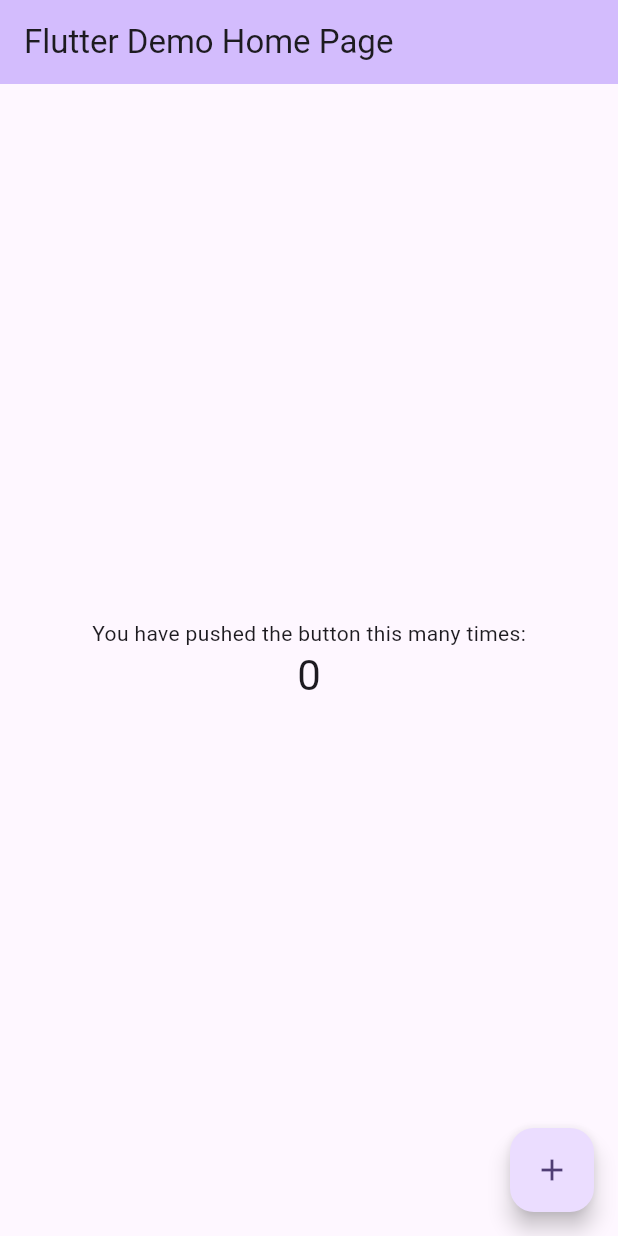
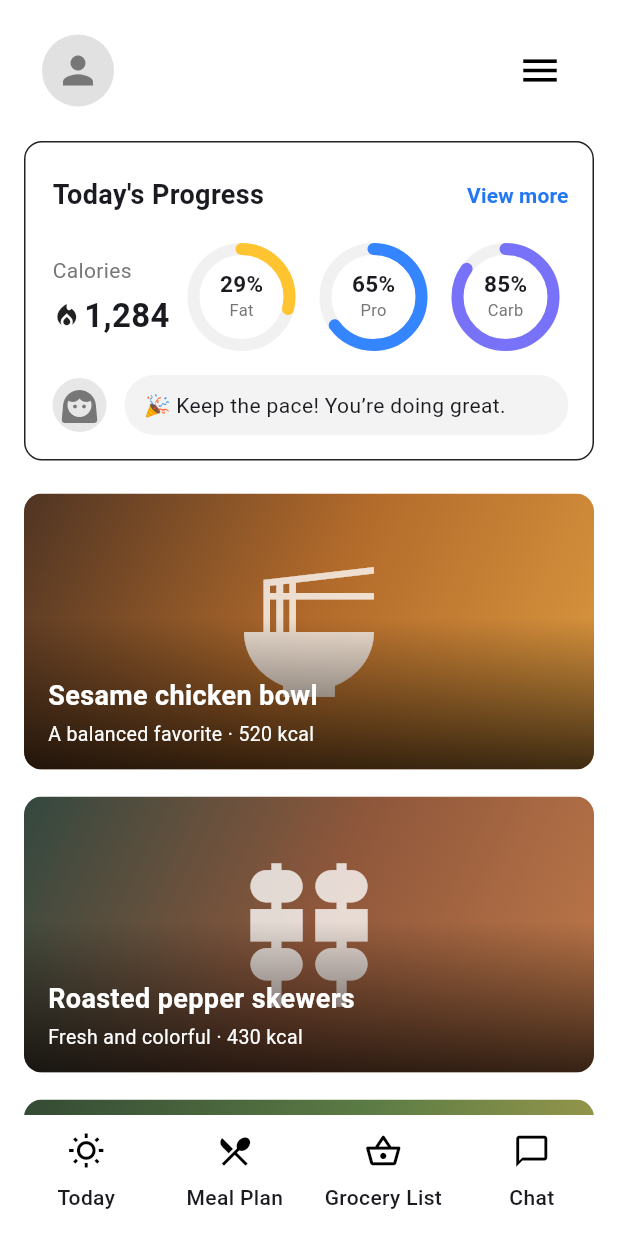
Before and after one commit to norbinorbert/MealPlanner, a Flutter app: the screen it shows after launch, on a phone screen of 412 x 824 dp. Run offline on Flutter 3.47's test engine with Material 3 defaults, Android fonts, the phone set to English and light mode, and no system bars; our stand-ins replace material_ui.

Commit message:
add home screen with mocked data

```diff
--- /dev/null
+++ b/lib/features/home/home_screen.dart
@@ -0,0 +1,417 @@
+import 'package:material_ui/material_ui.dart';
+
+class HomeScreen extends StatelessWidget {
+  const HomeScreen({super.key});
+
+  static const _recipes = <_Recipe>[
+    _Recipe(
+      title: 'Sesame chicken bowl',
+      subtitle: 'A balanced favorite · 520 kcal',
+      colors: [Color(0xFF4F3423), Color(0xFFB36B2B), Color(0xFFDD9A40)],
+      icon: Icons.ramen_dining,
+    ),
+    _Recipe(
+      title: 'Roasted pepper skewers',
+      subtitle: 'Fresh and colorful · 430 kcal',
+      colors: [Color(0xFF33483F), Color(0xFF8F573B), Color(0xFFC17A4A)],
+      icon: Icons.kebab_dining,
+    ),
+    _Recipe(
+      title: 'Green garden salad',
+      subtitle: 'Light lunch · 360 kcal',
+      colors: [Color(0xFF344A34), Color(0xFF5C7C45), Color(0xFFB1A34C)],
+      icon: Icons.eco_outlined,
+    ),
+  ];
+
+  @override
+  Widget build(BuildContext context) {
+    return Scaffold(
+      body: SafeArea(
+        child: Column(
+          children: [
+            const _HomeToolbar(),
+            const Padding(
+              padding: EdgeInsets.symmetric(horizontal: 16),
+              child: _ProgressCard(),
+            ),
+            Expanded(
+              child: ListView.separated(
+                padding: const EdgeInsets.fromLTRB(16, 22, 16, 18),
+                itemCount: _recipes.length,
+                separatorBuilder: (context, index) =>
+                    const SizedBox(height: 18),
+                itemBuilder: (context, index) =>
+                    _RecipeCard(recipe: _recipes[index]),
+              ),
+            ),
+            const _HomeNavigation(),
+          ],
+        ),
+      ),
+    );
+  }
+}
+
+class _HomeToolbar extends StatelessWidget {
+  const _HomeToolbar();
+
+  @override
+  Widget build(BuildContext context) {
+    return SizedBox(
+      height: 94,
+      child: Padding(
+        padding: const EdgeInsets.symmetric(horizontal: 28),
+        child: Row(
+          mainAxisAlignment: MainAxisAlignment.spaceBetween,
+          children: [
+            const CircleAvatar(
+              radius: 24,
+              backgroundColor: Color(0xFFE1E1E1),
+              child: Icon(Icons.person, color: Color(0xFF777777), size: 30),
+            ),
+            IconButton(
+              onPressed: () {},
+              icon: const Icon(Icons.menu, size: 30),
+              tooltip: 'Menu',
+              color: Colors.black,
+            ),
+          ],
+        ),
+      ),
+    );
+  }
+}
+
+class _ProgressCard extends StatelessWidget {
+  const _ProgressCard();
+
+  @override
+  Widget build(BuildContext context) {
+    return Container(
+      padding: const EdgeInsets.fromLTRB(18, 19, 16, 16),
+      decoration: BoxDecoration(
+        color: Colors.white,
+        border: Border.all(color: const Color(0xFF222222)),
+        borderRadius: BorderRadius.circular(12),
+      ),
+      child: Column(
+        children: [
+          Row(
+            children: [
+              const Expanded(
+                child: Text(
+                  "Today's Progress",
+                  style: TextStyle(fontSize: 18, fontWeight: FontWeight.w700),
+                ),
+              ),
+              TextButton(
+                onPressed: () {},
+                style: TextButton.styleFrom(
+                  foregroundColor: const Color(0xFF2477F3),
+                  padding: EdgeInsets.zero,
+                  minimumSize: const Size(0, 32),
+                  tapTargetSize: MaterialTapTargetSize.shrinkWrap,
+                ),
+                child: const Text(
+                  'View more',
+                  style: TextStyle(fontSize: 14, fontWeight: FontWeight.w600),
+                ),
+              ),
+            ],
+          ),
+          const SizedBox(height: 18),
+          const Row(
+            children: [
+              SizedBox(width: 80, child: _CaloriesAmount()),
+              SizedBox(width: 4),
+              Expanded(
+                child: _MacroProgress(
+                  percent: 29,
+                  label: 'Fat',
+                  color: Color(0xFFFFC42F),
+                ),
+              ),
+              SizedBox(width: 4),
+              Expanded(
+                child: _MacroProgress(
+                  percent: 65,
+                  label: 'Pro',
+                  color: Color(0xFF3485FF),
+                ),
+              ),
+              SizedBox(width: 4),
+              Expanded(
+                child: _MacroProgress(
+                  percent: 85,
+                  label: 'Carb',
+                  color: Color(0xFF7772F7),
+                ),
+              ),
+            ],
+          ),
+          const SizedBox(height: 18),
+          Row(
+            children: [
+              const CircleAvatar(
+                radius: 18,
+                backgroundColor: Color(0xFFE7E7E7),
+                child: Icon(Icons.face_3, size: 24, color: Color(0xFF777777)),
+              ),
+              const SizedBox(width: 12),
+              Expanded(
+                child: Container(
+                  padding: const EdgeInsets.symmetric(
+                    horizontal: 13,
+                    vertical: 10,
+                  ),
+                  decoration: BoxDecoration(
+                    color: const Color(0xFFF3F3F3),
+                    borderRadius: BorderRadius.circular(24),
+                  ),
+                  child: const Text(
+                    '🎉 Keep the pace! You’re doing great.',
+                    maxLines: 1,
+                    overflow: TextOverflow.ellipsis,
+                    style: TextStyle(fontSize: 14),
+                  ),
+                ),
+              ),
+            ],
+          ),
+        ],
+      ),
+    );
+  }
+}
+
+class _CaloriesAmount extends StatelessWidget {
+  const _CaloriesAmount();
+
+  @override
+  Widget build(BuildContext context) {
+    return const Column(
+      crossAxisAlignment: CrossAxisAlignment.start,
+      children: [
+        Text(
+          'Calories',
+          style: TextStyle(fontSize: 14, color: Color(0xFF777777)),
+        ),
+        SizedBox(height: 5),
+        Row(
+          children: [
+            Icon(Icons.local_fire_department, size: 19),
+            SizedBox(width: 2),
+            Flexible(
+              child: FittedBox(
+                fit: BoxFit.scaleDown,
+                alignment: Alignment.centerLeft,
+                child: Text(
+                  '1,284',
+                  style: TextStyle(fontSize: 22, fontWeight: FontWeight.w700),
+                ),
+              ),
+            ),
+          ],
+        ),
+      ],
+    );
+  }
+}
+
+class _MacroProgress extends StatelessWidget {
+  const _MacroProgress({
+    required this.percent,
+    required this.label,
+    required this.color,
+  });
+
+  final int percent;
+  final String label;
+  final Color color;
+
+  @override
+  Widget build(BuildContext context) {
+    return SizedBox(
+      width: 64,
+      height: 68,
+      child: Stack(
+        alignment: Alignment.center,
+        children: [
+          SizedBox(
+            width: 64,
+            height: 64,
+            child: CircularProgressIndicator(
+              value: percent / 100,
+              strokeWidth: 8,
+              strokeCap: StrokeCap.round,
+              backgroundColor: const Color(0xFFF1F1F1),
+              color: color,
+            ),
+          ),
+          Column(
+            mainAxisSize: MainAxisSize.min,
+            children: [
+              Text(
+                '$percent%',
+                style: const TextStyle(
+                  fontSize: 15,
+                  height: 1.1,
+                  fontWeight: FontWeight.w700,
+                ),
+              ),
+              Text(
+                label,
+                style: const TextStyle(fontSize: 11, color: Color(0xFF777777)),
+              ),
+            ],
+          ),
+        ],
+      ),
+    );
+  }
+}
+
+class _Recipe {
+  const _Recipe({
+    required this.title,
+    required this.subtitle,
+    required this.colors,
+    required this.icon,
+  });
+
+  final String title;
+  final String subtitle;
+  final List<Color> colors;
+  final IconData icon;
+}
+
+class _RecipeCard extends StatelessWidget {
+  const _RecipeCard({required this.recipe});
+
+  final _Recipe recipe;
+
+  @override
+  Widget build(BuildContext context) {
+    return Material(
+      borderRadius: BorderRadius.circular(12),
+      clipBehavior: Clip.antiAlias,
+      child: InkWell(
+        onTap: () {},
+        child: Ink(
+          height: 184,
+          decoration: BoxDecoration(
+            gradient: LinearGradient(
+              begin: Alignment.topLeft,
+              end: Alignment.bottomRight,
+              colors: recipe.colors,
+            ),
+          ),
+          child: Stack(
+            fit: StackFit.expand,
+            children: [
+              Center(
+                child: Icon(
+                  recipe.icon,
+                  size: 104,
+                  color: Colors.white.withValues(alpha: 0.78),
+                ),
+              ),
+              const DecoratedBox(
+                decoration: BoxDecoration(
+                  gradient: LinearGradient(
+                    begin: Alignment.topCenter,
+                    end: Alignment.bottomCenter,
+                    colors: [Colors.transparent, Color(0xB8000000)],
+                    stops: [0.45, 1],
+                  ),
+                ),
+              ),
+              Positioned(
+                left: 16,
+                right: 16,
+                bottom: 14,
+                child: Column(
+                  crossAxisAlignment: CrossAxisAlignment.start,
+                  children: [
+                    Text(
+                      recipe.title,
+                      style: const TextStyle(
+                        color: Colors.white,
+                        fontSize: 18,
+                        fontWeight: FontWeight.w700,
+                      ),
+                    ),
+                    const SizedBox(height: 3),
+                    Text(
+                      recipe.subtitle,
+                      style: const TextStyle(color: Colors.white, fontSize: 13),
+                    ),
+                  ],
+                ),
+              ),
+            ],
+          ),
+        ),
+      ),
+    );
+  }
+}
+
+class _HomeNavigation extends StatelessWidget {
+  const _HomeNavigation();
+
+  @override
+  Widget build(BuildContext context) {
+    return Padding(
+      padding: const EdgeInsets.fromLTRB(8, 4, 8, 8),
+      child: Row(
+        children: const [
+          _NavigationItem(icon: Icons.wb_sunny_outlined, label: 'Today'),
+          _NavigationItem(icon: Icons.restaurant_menu, label: 'Meal Plan'),
+          _NavigationItem(
+            icon: Icons.shopping_basket_outlined,
+            label: 'Grocery List',
+          ),
+          _NavigationItem(icon: Icons.chat_bubble_outline, label: 'Chat'),
+        ],
+      ),
+    );
+  }
+}
+
+class _NavigationItem extends StatelessWidget {
+  const _NavigationItem({required this.icon, required this.label});
+
+  final IconData icon;
+  final String label;
+
+  @override
+  Widget build(BuildContext context) {
+    return Expanded(
+      child: InkWell(
+        onTap: () {},
+        child: Padding(
+          padding: const EdgeInsets.symmetric(vertical: 8),
+          child: Column(
+            mainAxisSize: MainAxisSize.min,
+            children: [
+              Icon(icon, size: 25, color: Colors.black),
+              const SizedBox(height: 8),
+              FittedBox(
+                fit: BoxFit.scaleDown,
+                child: Text(
+                  label,
+                  style: const TextStyle(
+                    fontSize: 14,
+                    fontWeight: FontWeight.w500,
+                  ),
+                ),
+              ),
+            ],
+          ),
+        ),
+      ),
+    );
+  }
+}
--- a/lib/main.dart
+++ b/lib/main.dart
@@ -1,4 +1,6 @@
 import 'package:material_ui/material_ui.dart';
+
+import 'features/home/home_screen.dart';
 
 void main() {
   runApp(const MyApp());
@@ -7,116 +9,19 @@ void main() {
 class MyApp extends StatelessWidget {
   const MyApp({super.key});
 
-  // This widget is the root of your application.
   @override
   Widget build(BuildContext context) {
     return MaterialApp(
-      title: 'Flutter Demo',
+      title: 'Meal Planner',
       theme: ThemeData(
-        // This is the theme of your application.
-        //
-        // TRY THIS: Try running your application with "flutter run". You'll see
-        // the application has a purple toolbar. Then, without quitting the app,
-        // try changing the seedColor in the colorScheme below to Colors.green
-        // and then invoke "hot reload" (save your changes or press the "hot
-        // reload" button in a Flutter-supported IDE, or press "r" if you used
-        // the command line to start the app).
-        //
-        // Notice that the counter didn't reset back to zero; the application
-        // state is not lost during the reload. To reset the state, use hot
-        // restart instead.
-        //
-        // This works for code too, not just values: Most code changes can be
-        // tested with just a hot reload.
-        colorScheme: .fromSeed(seedColor: Colors.deepPurple),
+        colorScheme: ColorScheme.fromSeed(
+          seedColor: const Color(0xFF347FFF),
+          surface: Colors.white,
+        ),
+        scaffoldBackgroundColor: Colors.white,
+        useMaterial3: true,
       ),
-      home: const MyHomePage(title: 'Flutter Demo Home Page'),
+      home: const HomeScreen(),
     );
   }
 }
-
-class MyHomePage extends StatefulWidget {
-  const MyHomePage({super.key, required this.title});
-
-  // This widget is the home page of your application. It is stateful, meaning
-  // that it has a State object (defined below) that contains fields that affect
-  // how it looks.
-
-  // This class is the configuration for the state. It holds the values (in this
-  // case the title) provided by the parent (in this case the App widget) and
-  // used by the build method of the State. Fields in a Widget subclass are
-  // always marked "final".
-
-  final String title;
-
-  @override
-  State<MyHomePage> createState() => _MyHomePageState();
-}
-
-class _MyHomePageState extends State<MyHomePage> {
-  int _counter = 0;
-
-  void _incrementCounter() {
-    setState(() {
-      // This call to setState tells the Flutter framework that something has
-      // changed in this State, which causes it to rerun the build method below
-      // so that the display can reflect the updated values. If we changed
-      // _counter without calling setState(), then the build method would not be
-      // called again, and so nothing would appear to happen.
-      _counter++;
-    });
-  }
-
-  @override
-  Widget build(BuildContext context) {
-    // This method is rerun every time setState is called, for instance as done
-    // by the _incrementCounter method above.
-    //
-    // The Flutter framework has been optimized to make rerunning build methods
-    // fast, so that you can just rebuild anything that needs updating rather
-    // than having to individually change instances of widgets.
-    return Scaffold(
-      appBar: AppBar(
-        // TRY THIS: Try changing the color here to a specific color (to
-        // Colors.amber, perhaps?) and trigger a hot reload to see the AppBar
-        // change color while the other colors stay the same.
-        backgroundColor: Theme.of(context).colorScheme.inversePrimary,
-        // Here we take the value from the MyHomePage object that was created by
-        // the App.build method, and use it to set our appbar title.
-        title: Text(widget.title),
-      ),
-      body: Center(
-        // Center is a layout widget. It takes a single child and positions it
-        // in the middle of the parent.
-        child: Column(
-          // Column is also a layout widget. It takes a list of children and
-          // arranges them vertically. By default, it sizes itself to fit its
-          // children horizontally, and tries to be as tall as its parent.
-          //
-          // Column has various properties to control how it sizes itself and
-          // how it positions its children. Here we use mainAxisAlignment to
-          // center the children vertically; the main axis here is the vertical
-          // axis because Columns are vertical (the cross axis would be
-          // horizontal).
-          //
-          // TRY THIS: Invoke "debug painting" (choose the "Toggle Debug Paint"
-          // action in the IDE, or press "p" in the console), to see the
-          // wireframe for each widget.
-          mainAxisAlignment: .center,
-          children: [
-            const Text('You have pushed the button this many times:'),
-            Text(
-              '$_counter',
-              style: Theme.of(context).textTheme.headlineMedium,
-            ),
-          ],
-        ),
-      ),
-      floatingActionButton: FloatingActionButton(
-        onPressed: _incrementCounter,
-        tooltip: 'Increment',
-        child: const Icon(Icons.add),
-      ),
-    );
-  }
-}
```
Also changed, not shown: 1 other file.
